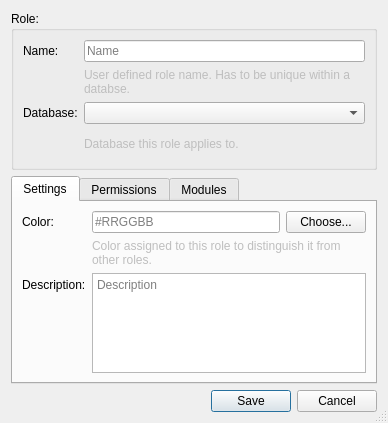
Qt form forms/repo_dialog_role.ui (3drepo/3drepogui) before a commit.
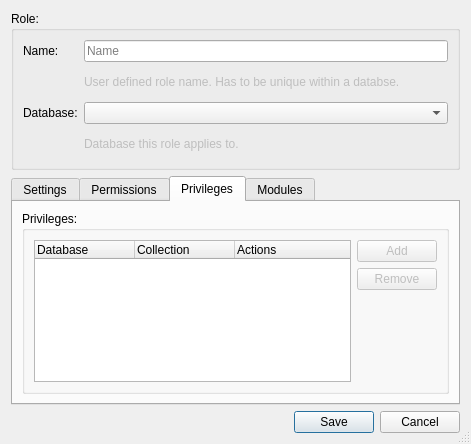
The same form after that commit. The open tabs and pages were chosen to show the change.

Commit message: #56 Added nicer representation of colours in user roles, added listing of privileges. TODO: inherited roles and numbering in tabs.

Diff of the .ui file:
```diff
--- a/forms/repo_dialog_role.ui
+++ b/forms/repo_dialog_role.ui
@@ -6,8 +6,8 @@
    <rect>
     <x>0</x>
     <y>0</y>
-    <width>388</width>
-    <height>423</height>
+    <width>471</width>
+    <height>444</height>
    </rect>
   </property>
   <property name="windowTitle">
@@ -95,10 +95,13 @@
       <attribute name="title">
        <string>Settings</string>
       </attribute>
-      <layout class="QFormLayout" name="formLayout_3">
-       <property name="labelAlignment">
-        <set>Qt::AlignLeading|Qt::AlignLeft|Qt::AlignVCenter</set>
-       </property>
+      <layout class="QVBoxLayout" name="verticalLayout_4">
+       <item>
+        <widget class="QGroupBox" name="groupBox_2">
+         <property name="title">
+          <string>Settings:</string>
+         </property>
+         <layout class="QFormLayout" name="formLayout_2">
        <item row="0" column="0">
         <widget class="QLabel" name="label_2">
          <property name="text">
@@ -109,6 +112,9 @@
        <item row="0" column="1">
         <widget class="QWidget" name="widget_2" native="true">
          <layout class="QHBoxLayout" name="horizontalLayout_3">
+             <property name="spacing">
+              <number>6</number>
+             </property>
           <property name="leftMargin">
            <number>0</number>
           </property>
@@ -123,6 +129,9 @@
           </property>
           <item>
            <widget class="QLineEdit" name="colorLineEdit">
+               <property name="maxLength">
+                <number>7</number>
+               </property>
             <property name="placeholderText">
              <string>#RRGGBB</string>
             </property>
@@ -157,13 +166,6 @@
          </property>
         </widget>
        </item>
-       <item row="2" column="0">
-        <widget class="QLabel" name="label_4">
-         <property name="text">
-          <string>Description:</string>
-         </property>
-        </widget>
-       </item>
        <item row="2" column="1">
         <widget class="QPlainTextEdit" name="descriptionPlainTextEdit">
          <property name="sizePolicy">
@@ -189,6 +191,16 @@
          </property>
         </widget>
        </item>
+          <item row="2" column="0">
+           <widget class="QLabel" name="label_4">
+            <property name="text">
+             <string>Description:</string>
+            </property>
+           </widget>
+          </item>
+         </layout>
+        </widget>
+       </item>
       </layout>
      </widget>
      <widget class="QWidget" name="permissionsTab">
@@ -197,6 +209,12 @@
       </attribute>
       <layout class="QHBoxLayout" name="horizontalLayout_5">
        <item>
+        <widget class="QGroupBox" name="groupBox_3">
+         <property name="title">
+          <string>Permissions:</string>
+         </property>
+         <layout class="QHBoxLayout" name="horizontalLayout_2">
+          <item>
         <widget class="QTreeWidget" name="accessRightsTreeWidget">
          <property name="frameShape">
           <enum>QFrame::StyledPanel</enum>
@@ -275,12 +293,113 @@
        </item>
       </layout>
      </widget>
+       </item>
+      </layout>
+     </widget>
+     <widget class="QWidget" name="privilegesTab">
+      <attribute name="title">
+       <string>Privileges</string>
+      </attribute>
+      <layout class="QVBoxLayout" name="verticalLayout_5">
+       <item>
+        <widget class="QGroupBox" name="groupBox_5">
+         <property name="title">
+          <string>Privileges:</string>
+         </property>
+         <layout class="QHBoxLayout" name="horizontalLayout_6">
+          <item>
+           <widget class="QTreeWidget" name="privilegeTreeWidget">
+            <property name="alternatingRowColors">
+             <bool>true</bool>
+            </property>
+            <property name="rootIsDecorated">
+             <bool>false</bool>
+            </property>
+            <column>
+             <property name="text">
+              <string>Database</string>
+             </property>
+            </column>
+            <column>
+             <property name="text">
+              <string>Collection</string>
+             </property>
+            </column>
+            <column>
+             <property name="text">
+              <string>Actions</string>
+             </property>
+            </column>
+           </widget>
+          </item>
+          <item>
+           <widget class="QWidget" name="widget_4" native="true">
+            <layout class="QVBoxLayout" name="verticalLayout_6">
+             <property name="leftMargin">
+              <number>0</number>
+             </property>
+             <property name="topMargin">
+              <number>0</number>
+             </property>
+             <property name="rightMargin">
+              <number>0</number>
+             </property>
+             <property name="bottomMargin">
+              <number>0</number>
+             </property>
+             <item>
+              <widget class="QPushButton" name="addPrivilegePushButton">
+               <property name="enabled">
+                <bool>false</bool>
+               </property>
+               <property name="text">
+                <string>Add</string>
+               </property>
+              </widget>
+             </item>
+             <item>
+              <widget class="QPushButton" name="removePrivilegePushButton">
+               <property name="enabled">
+                <bool>false</bool>
+               </property>
+               <property name="text">
+                <string>Remove</string>
+               </property>
+              </widget>
+             </item>
+             <item>
+              <spacer name="verticalSpacer_3">
+               <property name="orientation">
+                <enum>Qt::Vertical</enum>
+               </property>
+               <property name="sizeHint" stdset="0">
+                <size>
+                 <width>20</width>
+                 <height>40</height>
+                </size>
+               </property>
+              </spacer>
+             </item>
+            </layout>
+           </widget>
+          </item>
+         </layout>
+        </widget>
+       </item>
+      </layout>
+     </widget>
      <widget class="QWidget" name="modulesTab">
       <attribute name="title">
        <string>Modules</string>
       </attribute>
       <layout class="QHBoxLayout" name="horizontalLayout">
        <item>
+        <widget class="QGroupBox" name="groupBox_4">
+         <property name="title">
+          <string>Modules:</string>
+         </property>
+         <layout class="QHBoxLayout" name="horizontalLayout_4">
+          <item>
         <widget class="QTreeWidget" name="modulesTreeWidget">
          <property name="alternatingRowColors">
           <bool>true</bool>
@@ -336,6 +455,9 @@
              </size>
             </property>
            </spacer>
+             </item>
+            </layout>
+           </widget>
           </item>
          </layout>
         </widget>
```
Lines whose indentation alone changed are shown as unchanged. The commit also changes 12 other files.
